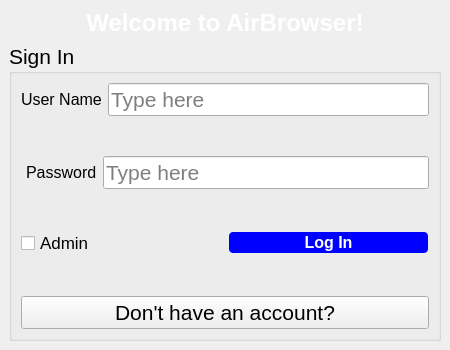
First picture: the form in mainwindow.ui, repository Harlamis/QtAirBrowser, before the edit.
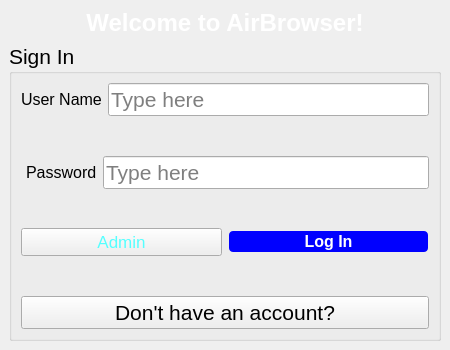
Second picture: the form after the edit.

Commit message: remove admin checkbox; replace with admin button;add hardcoded admin password

```diff
--- a/mainwindow.ui
+++ b/mainwindow.ui
@@ -163,12 +163,15 @@
        <item>
         <layout class="QHBoxLayout" name="horizontalLayout_3">
          <item>
-          <widget class="QCheckBox" name="Login_admin_checkbox">
+          <widget class="QPushButton" name="Login_admin_checkbox">
            <property name="font">
             <font>
              <pointsize>13</pointsize>
             </font>
            </property>
+           <property name="styleSheet">
+            <string notr="true">color:rgb(85, 255, 255)</string>
+           </property>
            <property name="text">
             <string>Admin</string>
            </property>
```
The commit also changes 3 other files.
